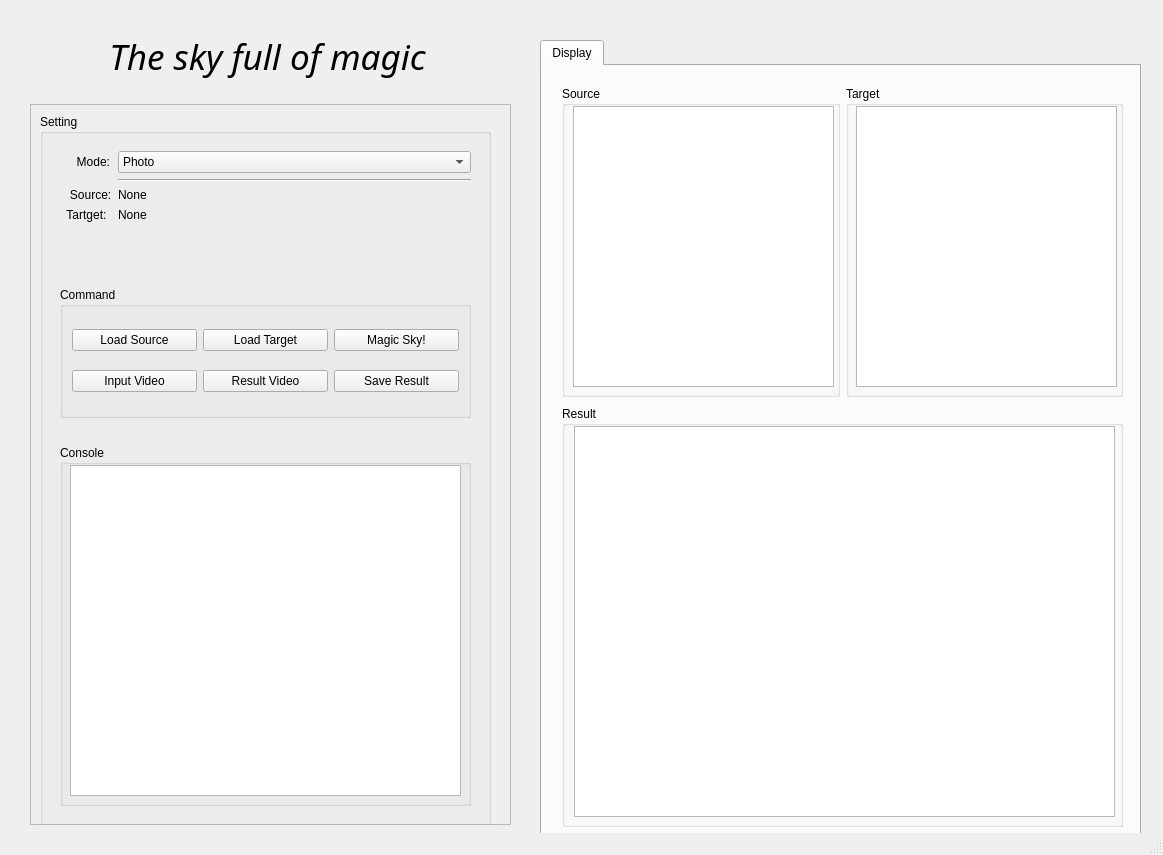
Old version of the form Magic_Sky.ui in the repository WilliamLambertCN/Magic_Sky.
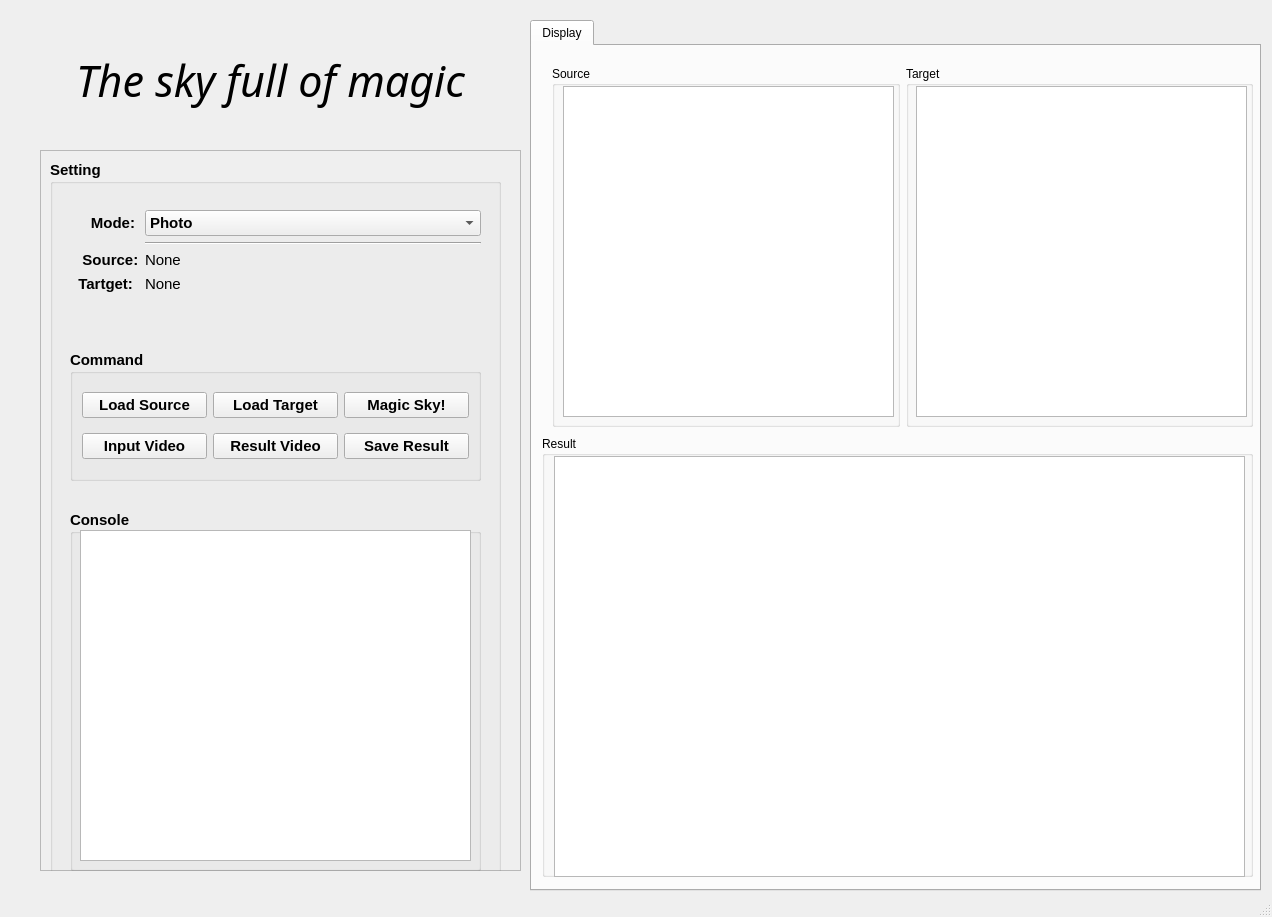
New version of the form.

Commit message: UI V1.2, adding the video player.

Patch:
```diff
--- a/Magic_Sky.ui
+++ b/Magic_Sky.ui
@@ -6,8 +6,8 @@
    <rect>
     <x>0</x>
     <y>0</y>
-    <width>1163</width>
-    <height>855</height>
+    <width>1272</width>
+    <height>917</height>
    </rect>
   </property>
   <property name="windowTitle">
@@ -17,10 +17,10 @@
    <widget class="QTabWidget" name="tabWidget">
     <property name="geometry">
      <rect>
-      <x>540</x>
-      <y>40</y>
-      <width>601</width>
-      <height>801</height>
+      <x>530</x>
+      <y>20</y>
+      <width>731</width>
+      <height>871</height>
      </rect>
     </property>
     <property name="currentIndex">
@@ -38,8 +38,8 @@
        <rect>
         <x>20</x>
         <y>20</y>
-        <width>561</width>
-        <height>311</height>
+        <width>701</width>
+        <height>361</height>
        </rect>
       </property>
       <layout class="QHBoxLayout" name="horizontalLayout">
@@ -53,8 +53,8 @@
            <rect>
             <x>11</x>
             <y>20</y>
-            <width>261</width>
-            <height>281</height>
+            <width>331</width>
+            <height>331</height>
            </rect>
           </property>
          </widget>
@@ -70,8 +70,8 @@
            <rect>
             <x>10</x>
             <y>20</y>
-            <width>261</width>
-            <height>281</height>
+            <width>331</width>
+            <height>331</height>
            </rect>
           </property>
          </widget>
@@ -82,10 +82,10 @@
      <widget class="QGroupBox" name="groupBox_6">
       <property name="geometry">
        <rect>
-        <x>20</x>
-        <y>340</y>
-        <width>561</width>
-        <height>421</height>
+        <x>10</x>
+        <y>390</y>
+        <width>711</width>
+        <height>441</height>
        </rect>
       </property>
       <property name="title">
@@ -96,8 +96,8 @@
         <rect>
          <x>12</x>
          <y>20</y>
-         <width>541</width>
-         <height>391</height>
+         <width>691</width>
+         <height>421</height>
         </rect>
        </property>
       </widget>
@@ -107,8 +107,8 @@
    <widget class="QFrame" name="frame">
     <property name="geometry">
      <rect>
-      <x>30</x>
-      <y>104</y>
+      <x>40</x>
+      <y>150</y>
       <width>481</width>
       <height>721</height>
      </rect>
@@ -131,6 +131,13 @@
      <layout class="QVBoxLayout" name="verticalLayout">
       <item>
        <widget class="QGroupBox" name="groupBox">
+        <property name="font">
+         <font>
+          <pointsize>11</pointsize>
+          <weight>75</weight>
+          <bold>true</bold>
+         </font>
+        </property>
         <property name="title">
          <string>Setting</string>
         </property>
@@ -138,7 +145,7 @@
          <property name="geometry">
           <rect>
            <x>20</x>
-           <y>331</y>
+           <y>350</y>
            <width>411</width>
            <height>361</height>
           </rect>
@@ -161,7 +168,7 @@
          <property name="geometry">
           <rect>
            <x>20</x>
-           <y>173</y>
+           <y>190</y>
            <width>411</width>
            <height>131</height>
           </rect>
@@ -218,7 +225,7 @@
          <property name="geometry">
           <rect>
            <x>20</x>
-           <y>37</y>
+           <y>50</y>
            <width>411</width>
            <height>111</height>
           </rect>
@@ -266,6 +273,13 @@
           </item>
           <item row="3" column="1">
            <widget class="QLabel" name="sourcetext">
+            <property name="font">
+             <font>
+              <pointsize>11</pointsize>
+              <weight>50</weight>
+              <bold>false</bold>
+             </font>
+            </property>
             <property name="text">
              <string>None</string>
             </property>
@@ -280,6 +294,13 @@
           </item>
           <item row="4" column="1">
            <widget class="QLabel" name="targettext">
+            <property name="font">
+             <font>
+              <pointsize>11</pointsize>
+              <weight>50</weight>
+              <bold>false</bold>
+             </font>
+            </property>
             <property name="text">
              <string>None</string>
             </property>
@@ -312,8 +333,8 @@
    <widget class="QLabel" name="Slogan">
     <property name="geometry">
      <rect>
-      <x>27</x>
-      <y>16</y>
+      <x>30</x>
+      <y>40</y>
       <width>481</width>
       <height>81</height>
      </rect>
@@ -321,13 +342,16 @@
     <property name="font">
      <font>
       <family>Monotype Corsiva</family>
-      <pointsize>26</pointsize>
+      <pointsize>32</pointsize>
       <italic>true</italic>
      </font>
     </property>
     <property name="text">
      <string>The sky full of magic</string>
     </property>
+    <property name="textFormat">
+     <enum>Qt::RichText</enum>
+    </property>
     <property name="alignment">
      <set>Qt::AlignCenter</set>
     </property>
```
Left out of the diff: 2 changed lines with no effect on the pictures. The commit also changes 2 other files.
